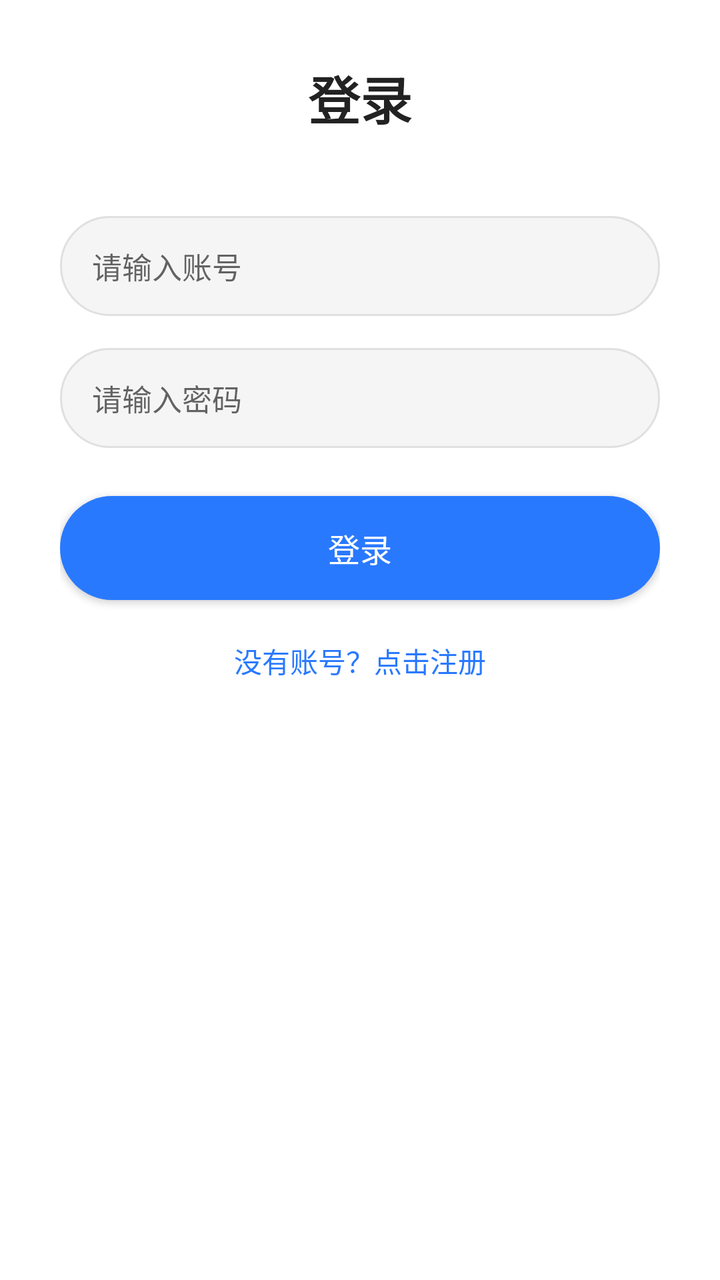
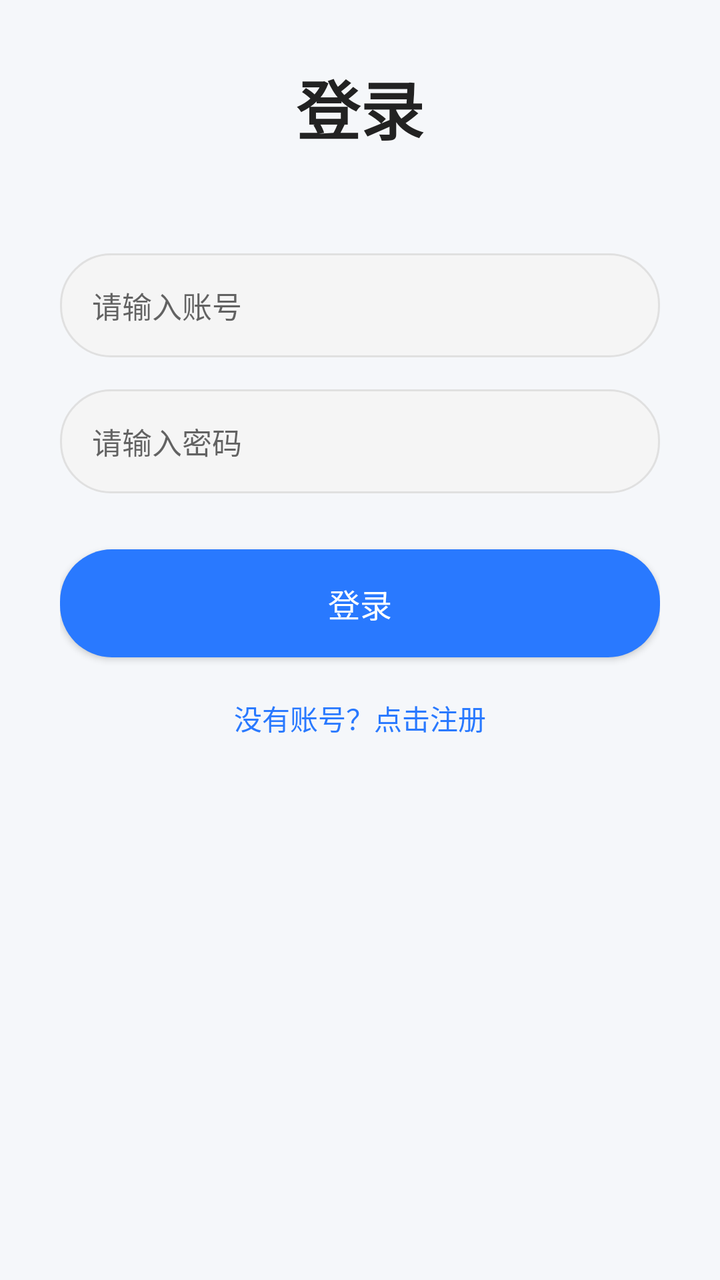

Before-and-after screenshots of an Android layout around one commit, followed by the original layout XML and the change that was made.
<!-- AndroidManifest.xml: application theme Theme.CloudNotebook -->
<!-- res/layout/activity_login.xml -->
<?xml version="1.0" encoding="utf-8"?>
<LinearLayout
    xmlns:android="http://schemas.android.com/apk/res/android"
    android:layout_width="match_parent"
    android:layout_height="match_parent"
    android:orientation="vertical"
    android:gravity="center_horizontal"
    android:padding="30dp"
    android:background="#fff">

    
    <TextView
        android:layout_width="wrap_content"
        android:layout_height="wrap_content"
        android:text="登录"
        android:textSize="26sp"
        android:textStyle="bold"
        android:textColor="#222"
        android:layout_marginBottom="40dp"/>

    
    <EditText
        android:id="@+id/et_username"
        android:layout_width="match_parent"
        android:layout_height="50dp"
        android:hint="请输入账号"
        android:textSize="15sp"
        android:paddingHorizontal="16dp"
        android:background="@drawable/edit_bg"
        android:inputType="text"
        android:maxLines="1"/>

    
    <EditText
        android:id="@+id/et_password"
        android:layout_width="match_parent"
        android:layout_height="50dp"
        android:hint="请输入密码"
        android:textSize="15sp"
        android:paddingHorizontal="16dp"
        android:layout_marginTop="16dp"
        android:background="@drawable/edit_bg"
        android:inputType="textPassword"
        android:maxLines="1"/>

    
    <Button
        android:id="@+id/btn_login"
        android:layout_width="match_parent"
        android:layout_height="52dp"
        android:text="登录"
        android:textSize="16sp"
        android:textColor="#fff"
        android:layout_marginTop="24dp"
        android:background="@drawable/btn_bg"
        android:elevation="2dp"/>

    
    <TextView
        android:id="@+id/tv_register"
        android:layout_width="wrap_content"
        android:layout_height="wrap_content"
        android:text="没有账号？点击注册"
        android:textSize="14sp"
        android:textColor="#2979FF"
        android:layout_marginTop="20dp"/>

</LinearLayout>
<!-- resources referenced by this layout -->
<resources>
  <!-- drawable btn_bg (drawable) -->
  <?xml version="1.0" encoding="utf-8"?>
  <shape xmlns:android="http://schemas.android.com/apk/res/android">
      <solid android:color="#2979FF"/>
      <corners android:radius="26dp"/>
  </shape>
  <!-- drawable edit_bg (drawable) -->
  <?xml version="1.0" encoding="utf-8"?>
  <shape xmlns:android="http://schemas.android.com/apk/res/android">
      <solid android:color="#F5F5F5"/>
      <corners android:radius="25dp"/>
      <stroke android:width="1dp" android:color="#E0E0E0"/>
  </shape>
  <style name="Theme.CloudNotebook" parent="Base.Theme.CloudNotebook" />
  <style name="Base.Theme.CloudNotebook" parent="Theme.MaterialComponents.DayNight.NoActionBar.Bridge">
          
          
      </style>
</resources>

<!-- the commit's change to res/layout/activity_login.xml (unified diff, before → after) -->
@@ -6,56 +6,49 @@
     android:orientation="vertical"
     android:gravity="center_horizontal"
     android:padding="30dp"
-    android:background="#fff">
+    android:background="#F5F7FA">
 
-    
     <TextView
         android:layout_width="wrap_content"
         android:layout_height="wrap_content"
         android:text="登录"
-        android:textSize="26sp"
+        android:textSize="32sp"
         android:textStyle="bold"
         android:textColor="#222"
-        android:layout_marginBottom="40dp"/>
+        android:layout_marginBottom="50dp"/>
 
-    
     <EditText
         android:id="@+id/et_username"
         android:layout_width="match_parent"
-        android:layout_height="50dp"
+        android:layout_height="52dp"
         android:hint="请输入账号"
         android:textSize="15sp"
         android:paddingHorizontal="16dp"
         android:background="@drawable/edit_bg"
-        android:inputType="text"
-        android:maxLines="1"/>
+        android:inputType="text"/>
 
-    
     <EditText
         android:id="@+id/et_password"
         android:layout_width="match_parent"
-        android:layout_height="50dp"
+        android:layout_height="52dp"
         android:hint="请输入密码"
         android:textSize="15sp"
         android:paddingHorizontal="16dp"
         android:layout_marginTop="16dp"
         android:background="@drawable/edit_bg"
-        android:inputType="textPassword"
-        android:maxLines="1"/>
+        android:inputType="textPassword"/>
 
-    
     <Button
         android:id="@+id/btn_login"
         android:layout_width="match_parent"
-        android:layout_height="52dp"
+        android:layout_height="54dp"
         android:text="登录"
         android:textSize="16sp"
         android:textColor="#fff"
-        android:layout_marginTop="24dp"
+        android:layout_marginTop="28dp"
         android:background="@drawable/btn_bg"
-        android:elevation="2dp"/>
+        android:elevation="4dp"/>
 
-    
     <TextView
         android:id="@+id/tv_register"
         android:layout_width="wrap_content"
